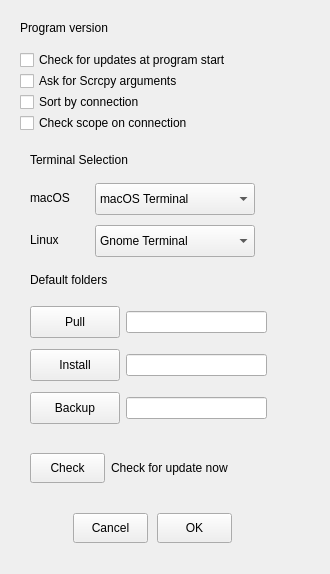
Old version of the form adbprefdialog.ui in the repository Eliminater74/adblink.
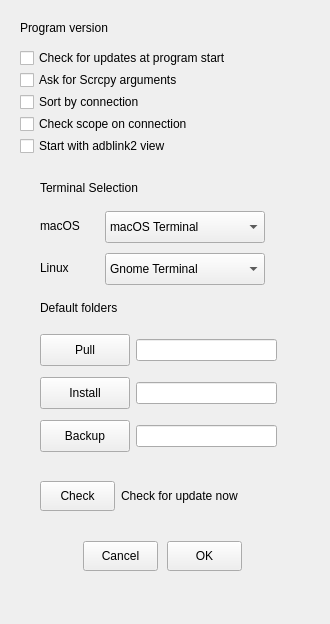
New version of the form.

What changed in the file:
```diff
--- a/adbprefdialog.ui
+++ b/adbprefdialog.ui
@@ -7,7 +7,7 @@
     <x>0</x>
     <y>0</y>
     <width>330</width>
-    <height>574</height>
+    <height>624</height>
    </rect>
   </property>
   <property name="windowTitle">
@@ -16,8 +16,8 @@
   <widget class="QWidget" name="layoutWidget">
    <property name="geometry">
     <rect>
-     <x>30</x>
-     <y>452</y>
+     <x>40</x>
+     <y>480</y>
      <width>229</width>
      <height>32</height>
     </rect>
@@ -57,8 +57,8 @@
   <widget class="QWidget" name="layoutWidget">
    <property name="geometry">
     <rect>
-     <x>70</x>
-     <y>512</y>
+     <x>80</x>
+     <y>540</y>
      <width>166</width>
      <height>32</height>
     </rect>
@@ -113,8 +113,8 @@
   <widget class="QLabel" name="label_2">
    <property name="geometry">
     <rect>
-     <x>30</x>
-     <y>150</y>
+     <x>40</x>
+     <y>178</y>
      <width>122</width>
      <height>20</height>
     </rect>
@@ -126,8 +126,8 @@
   <widget class="QLabel" name="directoriesLabel">
    <property name="geometry">
     <rect>
-     <x>30</x>
-     <y>272</y>
+     <x>40</x>
+     <y>300</y>
      <width>201</width>
      <height>16</height>
     </rect>
@@ -152,8 +152,8 @@
   <widget class="QLabel" name="versionLabel_2">
    <property name="geometry">
     <rect>
-     <x>30</x>
-     <y>190</y>
+     <x>40</x>
+     <y>218</y>
      <width>60</width>
      <height>16</height>
     </rect>
@@ -177,8 +177,8 @@
   <widget class="QComboBox" name="macTerm">
    <property name="geometry">
     <rect>
-     <x>95</x>
-     <y>183</y>
+     <x>105</x>
+     <y>211</y>
      <width>160</width>
      <height>32</height>
     </rect>
@@ -269,8 +269,8 @@
   <widget class="QComboBox" name="linTerm">
    <property name="geometry">
     <rect>
-     <x>95</x>
-     <y>225</y>
+     <x>105</x>
+     <y>253</y>
      <width>160</width>
      <height>32</height>
     </rect>
@@ -306,8 +306,8 @@
   <widget class="QLabel" name="versionLabel_3">
    <property name="geometry">
     <rect>
-     <x>30</x>
-     <y>232</y>
+     <x>40</x>
+     <y>260</y>
      <width>60</width>
      <height>16</height>
     </rect>
@@ -331,8 +331,8 @@
   <widget class="QWidget" name="layoutWidget">
    <property name="geometry">
     <rect>
-     <x>30</x>
-     <y>392</y>
+     <x>40</x>
+     <y>420</y>
      <width>237</width>
      <height>33</height>
     </rect>
@@ -375,8 +375,8 @@
   <widget class="QWidget" name="layoutWidget">
    <property name="geometry">
     <rect>
-     <x>30</x>
-     <y>349</y>
+     <x>40</x>
+     <y>377</y>
      <width>237</width>
      <height>33</height>
     </rect>
@@ -419,8 +419,8 @@
   <widget class="QWidget" name="layoutWidget">
    <property name="geometry">
     <rect>
-     <x>30</x>
-     <y>306</y>
+     <x>40</x>
+     <y>334</y>
      <width>237</width>
      <height>33</height>
     </rect>
@@ -460,57 +460,52 @@
     </item>
    </layout>
   </widget>
-  <widget class="QCheckBox" name="versioncheck">
+  <widget class="QWidget" name="">
    <property name="geometry">
     <rect>
      <x>20</x>
      <y>50</y>
      <width>235</width>
-     <height>20</height>
+     <height>104</height>
     </rect>
    </property>
+   <layout class="QVBoxLayout" name="verticalLayout">
+    <item>
+     <widget class="QCheckBox" name="versioncheck">
    <property name="text">
     <string>Check for updates at program start</string>
    </property>
   </widget>
+    </item>
+    <item>
   <widget class="QCheckBox" name="scrcpyargs">
-   <property name="geometry">
-    <rect>
-     <x>20</x>
-     <y>71</y>
-     <width>179</width>
-     <height>20</height>
-    </rect>
-   </property>
    <property name="text">
     <string>Ask for Scrcpy arguments</string>
    </property>
   </widget>
+    </item>
+    <item>
   <widget class="QCheckBox" name="sortpref">
-   <property name="geometry">
-    <rect>
-     <x>20</x>
-     <y>92</y>
-     <width>148</width>
-     <height>20</height>
-    </rect>
-   </property>
    <property name="text">
     <string>Sort by connection</string>
    </property>
   </widget>
+    </item>
+    <item>
   <widget class="QCheckBox" name="scopecheck">
-   <property name="geometry">
-    <rect>
-     <x>20</x>
-     <y>113</y>
-     <width>192</width>
-     <height>20</height>
-    </rect>
-   </property>
    <property name="text">
     <string>Check scope on connection</string>
    </property>
+     </widget>
+    </item>
+    <item>
+     <widget class="QCheckBox" name="startview">
+      <property name="text">
+       <string>Start with adblink2 view</string>
+      </property>
+     </widget>
+    </item>
+   </layout>
   </widget>
  </widget>
  <resources/>
```
Lines whose indentation alone changed are shown as unchanged.
